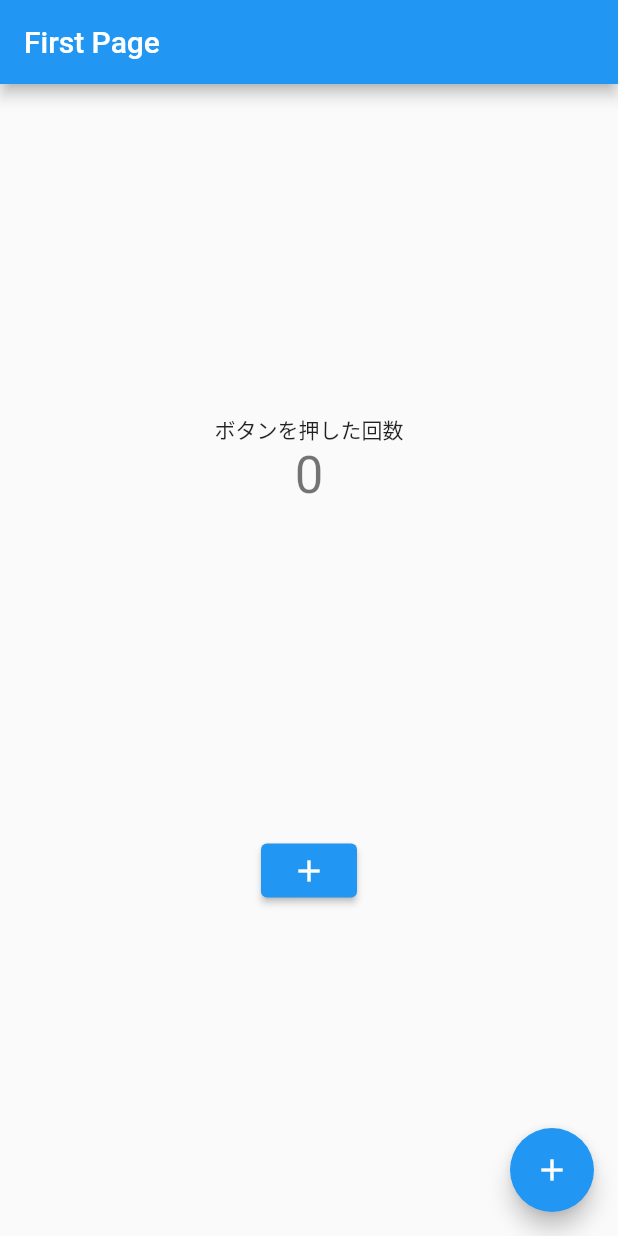
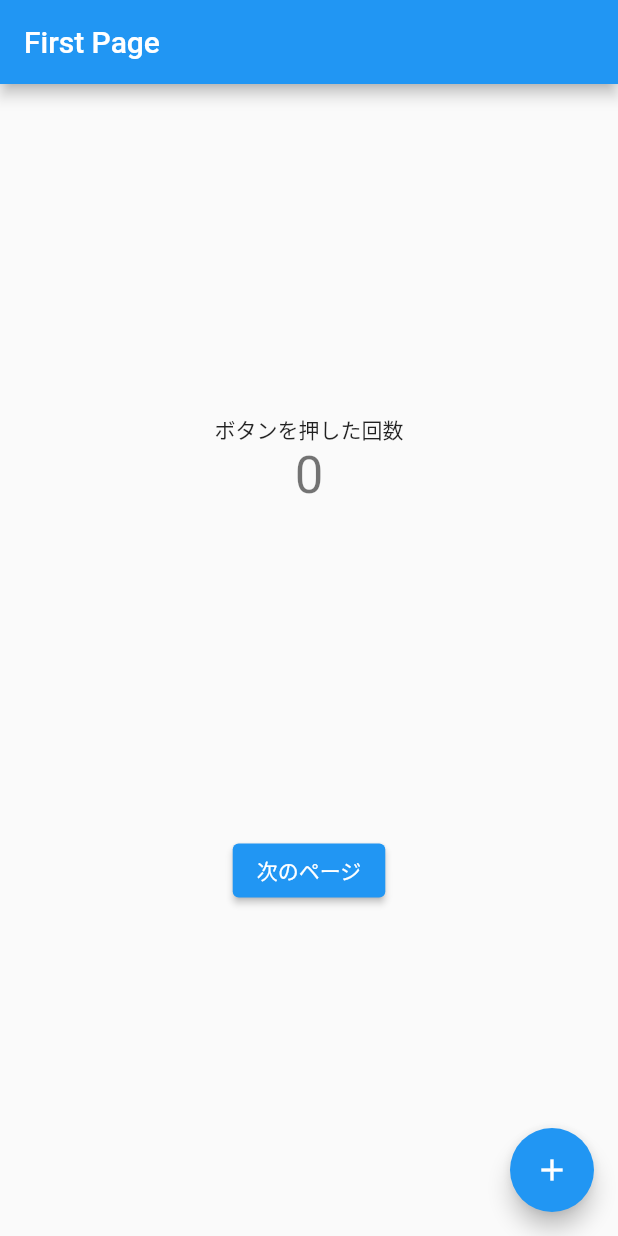
Before and after one commit to Yoshikawa-0918/flutter_riverpod_sample, a Flutter app: the screen it shows after launch, on a phone screen of 412 x 824 dp. Run offline on Flutter 3.47's test engine with Material 2 defaults, Android fonts, the phone set to English and light mode, and no system bars; our stand-ins replace flutter_riverpod.

Commit message:
ページを遷移するボタンを変更
アイコンからテキストにした

```diff
--- a/lib/main.dart
+++ b/lib/main.dart
@@ -57,7 +57,7 @@ class MyHomePage extends ConsumerWidget {
                   ),
                 );
               },
-              child: const Icon(Icons.add),
+              child: const Text('次のページ'),
             ),
           ],
         ),
```
